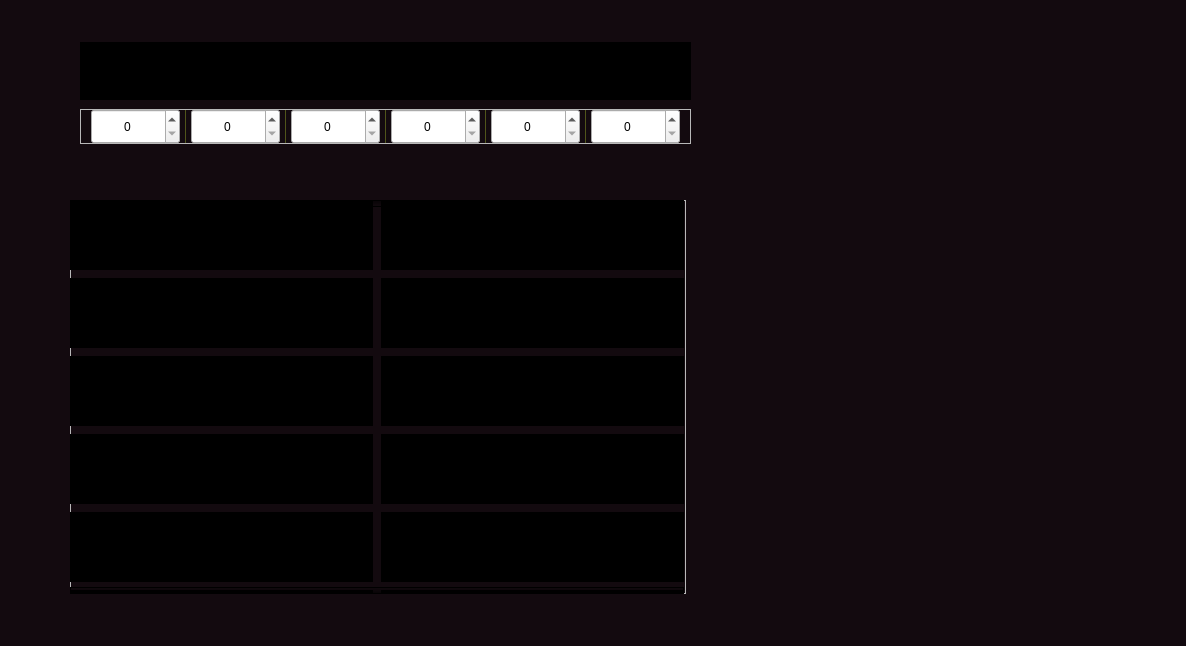
First picture: the form in Dungeoner/Windows/CharacterWindow/characterwindow.ui, repository Denis-Igorevich-Frolov/Dungeoner-on-QT, before the edit.
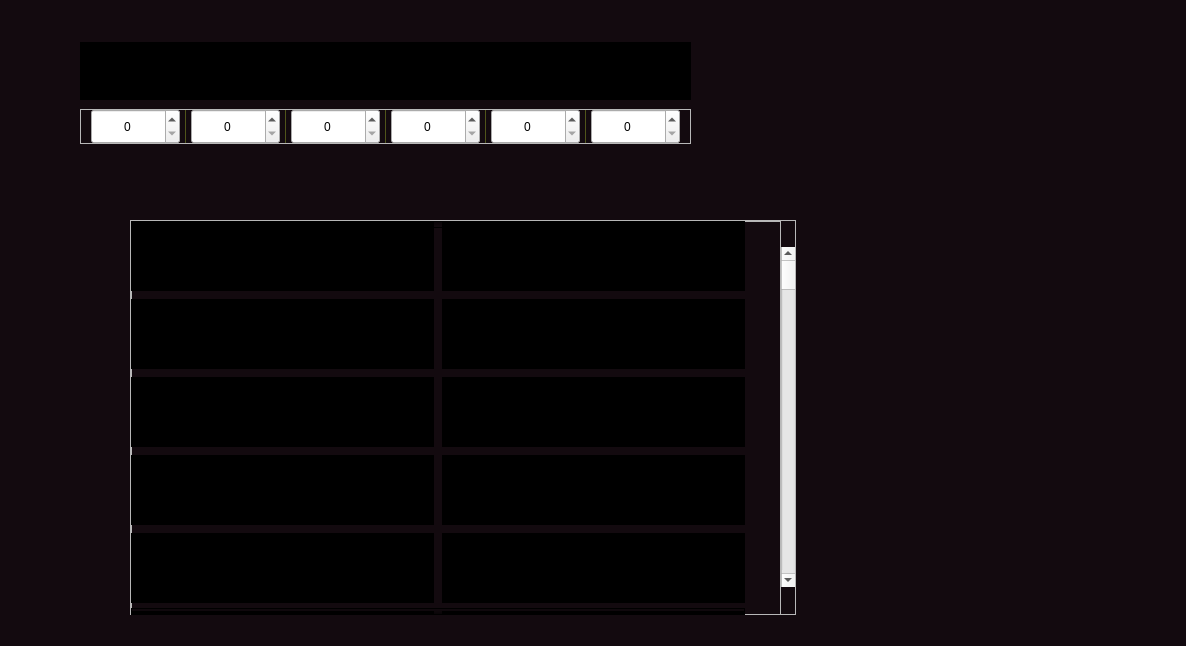
Second picture: the form after the edit. Custom widgets are drawn as their Qt base class.

```diff
--- a/Dungeoner/Windows/CharacterWindow/characterwindow.ui
+++ b/Dungeoner/Windows/CharacterWindow/characterwindow.ui
@@ -828,14 +828,44 @@
     </item>
    </layout>
   </widget>
+  <widget class="QFrame" name="frame">
+   <property name="geometry">
+    <rect>
+     <x>130</x>
+     <y>220</y>
+     <width>666</width>
+     <height>395</height>
+    </rect>
+   </property>
+   <property name="frameShape">
+    <enum>QFrame::StyledPanel</enum>
+   </property>
+   <property name="frameShadow">
+    <enum>QFrame::Raised</enum>
+   </property>
+   <layout class="QHBoxLayout" name="horizontalLayout">
+    <property name="spacing">
+     <number>0</number>
+    </property>
+    <property name="leftMargin">
+     <number>0</number>
+    </property>
+    <property name="topMargin">
+     <number>0</number>
+    </property>
+    <property name="rightMargin">
+     <number>0</number>
+    </property>
+    <property name="bottomMargin">
+     <number>0</number>
+    </property>
+    <item>
   <widget class="QFrame" name="ScrollAreaWraper">
-   <property name="geometry">
-    <rect>
-     <x>70</x>
-     <y>200</y>
-     <width>616</width>
-     <height>394</height>
-    </rect>
+      <property name="minimumSize">
+       <size>
+        <width>0</width>
+        <height>395</height>
+       </size>
    </property>
    <property name="frameShape">
     <enum>QFrame::StyledPanel</enum>
@@ -843,19 +873,25 @@
    <property name="frameShadow">
     <enum>QFrame::Raised</enum>
    </property>
+      <property name="lineWidth">
+       <number>0</number>
+      </property>
    <widget class="QScrollArea" name="ScrollAreaSecondarySkills">
     <property name="geometry">
      <rect>
       <x>0</x>
       <y>0</y>
       <width>616</width>
-      <height>394</height>
+         <height>395</height>
      </rect>
     </property>
     <property name="styleSheet">
      <string notr="true">background: transparent;
 border: none;</string>
     </property>
+       <property name="lineWidth">
+        <number>0</number>
+       </property>
     <property name="verticalScrollBarPolicy">
      <enum>Qt::ScrollBarAlwaysOff</enum>
     </property>
@@ -1576,6 +1612,31 @@
      <enum>QFrame::Raised</enum>
     </property>
    </widget>
+     </widget>
+    </item>
+    <item>
+     <widget class="QScrollBar" name="verticalScrollBar">
+      <property name="maximumSize">
+       <size>
+        <width>16777215</width>
+        <height>340</height>
+       </size>
+      </property>
+      <property name="styleSheet">
+       <string notr="true"/>
+      </property>
+      <property name="maximum">
+       <number>10</number>
+      </property>
+      <property name="pageStep">
+       <number>1</number>
+      </property>
+      <property name="orientation">
+       <enum>Qt::Vertical</enum>
+      </property>
+     </widget>
+    </item>
+   </layout>
   </widget>
  </widget>
  <customwidgets>
```
Lines whose indentation alone changed are shown as unchanged.
